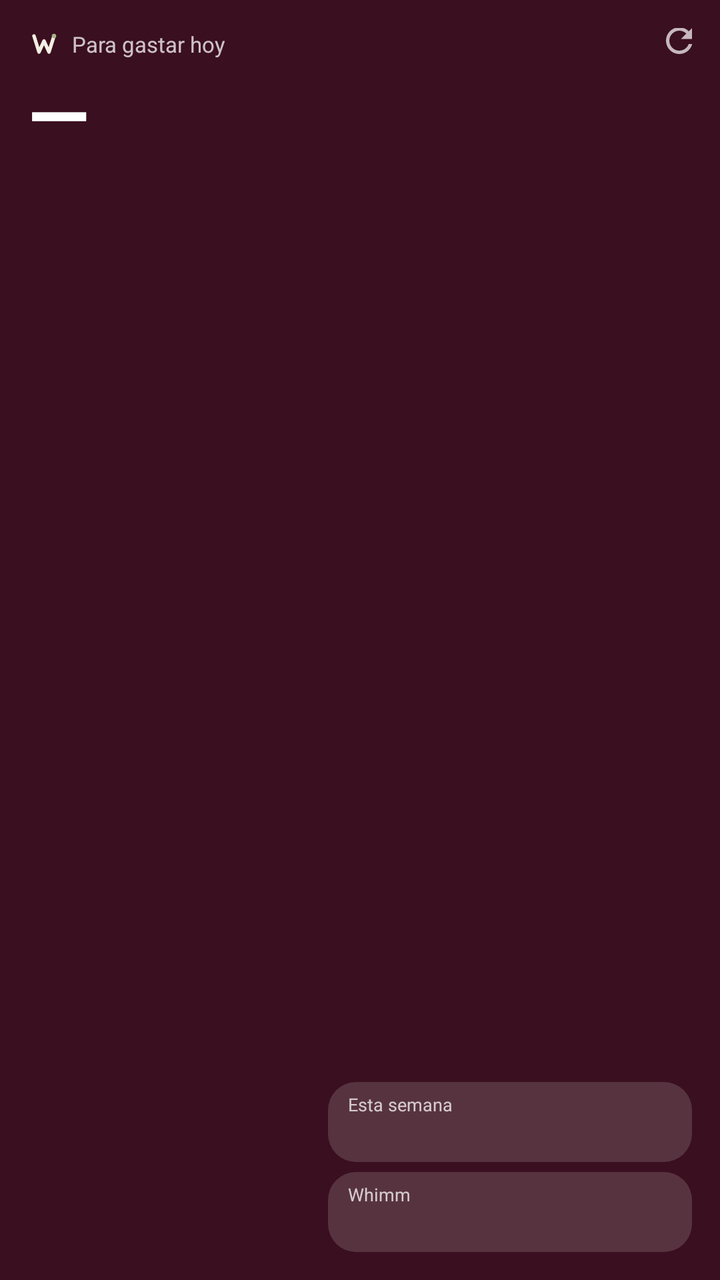
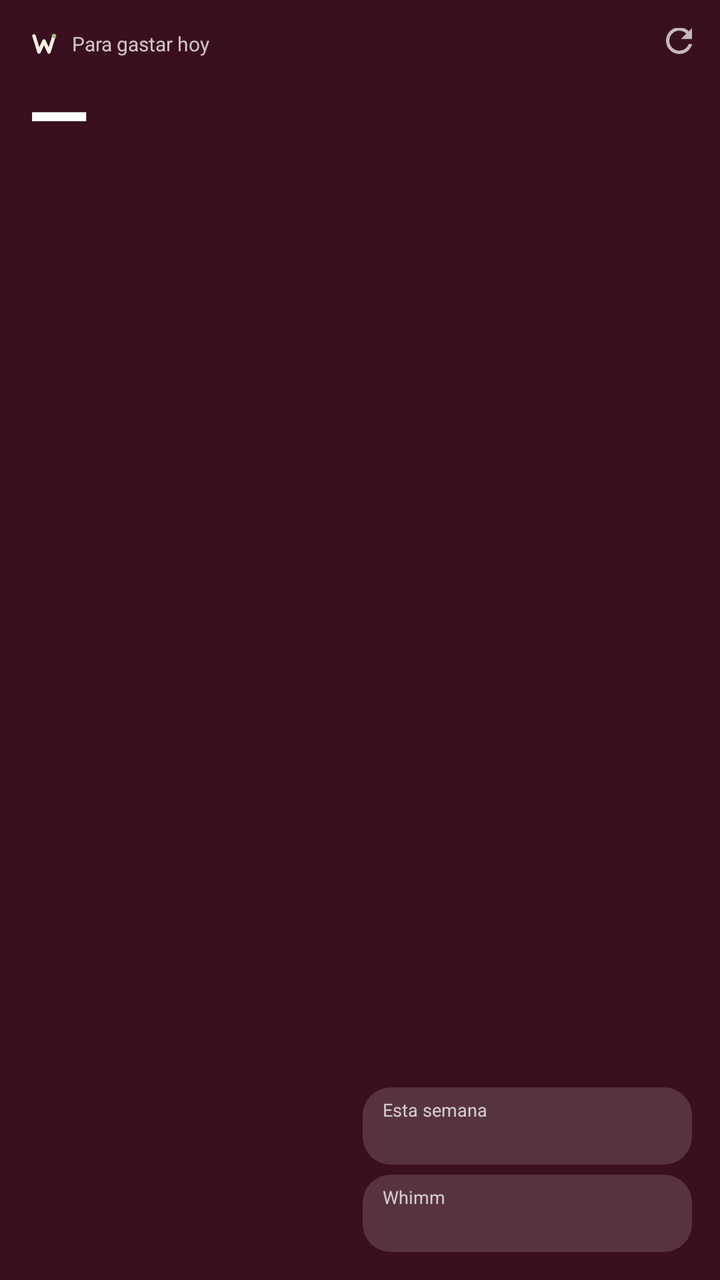

Before-and-after screenshots of an Android layout around one commit, followed by the original layout XML and the change that was made.
<!-- AndroidManifest.xml: application theme Theme.Whital -->
<!-- res/layout/widget.xml -->
<?xml version="1.0" encoding="utf-8"?>
<LinearLayout xmlns:android="http://schemas.android.com/apk/res/android"
    android:id="@+id/raiz"
    android:layout_width="match_parent"
    android:layout_height="match_parent"
    android:background="@drawable/widget_fondo"
    android:orientation="horizontal"
    android:padding="14dp">

    <LinearLayout
        android:layout_width="0dp"
        android:layout_height="match_parent"
        android:layout_weight="1"
        android:orientation="vertical">

        <LinearLayout
            android:layout_width="wrap_content"
            android:layout_height="wrap_content"
            android:gravity="center_vertical"
            android:orientation="horizontal">

            <ImageView
                android:id="@+id/marca"
                android:layout_width="16dp"
                android:layout_height="16dp"
                android:contentDescription="Whital"
                android:src="@drawable/ic_w_marca" />

            <TextView
                android:id="@+id/titulo"
                android:layout_width="wrap_content"
                android:layout_height="wrap_content"
                android:layout_marginStart="6dp"
                android:text="Para gastar hoy"
                android:textColor="#BFFFFFFF"
                android:textSize="11sp" />
        </LinearLayout>

        <TextView
            android:id="@+id/monto"
            android:layout_width="wrap_content"
            android:layout_height="wrap_content"
            android:maxLines="1"
            android:text="—"
            android:textColor="#FFFFFF"
            android:textSize="40sp"
            android:textStyle="bold" />

        <View
            android:layout_width="match_parent"
            android:layout_height="0dp"
            android:layout_weight="1" />

        <TextView
            android:id="@+id/actualizado"
            android:layout_width="wrap_content"
            android:layout_height="wrap_content"
            android:maxLines="1"
            android:textColor="#80FFFFFF"
            android:textSize="10sp" />
    </LinearLayout>

    <LinearLayout
        android:layout_width="0dp"
        android:layout_height="match_parent"
        android:layout_marginStart="10dp"
        android:layout_weight="1.3"
        android:gravity="center_vertical"
        android:orientation="vertical">

        <RelativeLayout
            android:layout_width="match_parent"
            android:layout_height="wrap_content">

            <ImageButton
                android:id="@+id/refrescar"
                android:layout_width="24dp"
                android:layout_height="24dp"
                android:layout_alignParentEnd="true"
                android:layout_marginTop="-6dp"
                android:layout_marginEnd="-6dp"
                android:background="@android:color/transparent"
                android:contentDescription="Actualizar"
                android:src="@drawable/ic_refresh" />
        </RelativeLayout>

        <View
            android:layout_width="match_parent"
            android:layout_height="0dp"
            android:layout_weight="1" />

        <LinearLayout
            android:layout_width="match_parent"
            android:layout_height="wrap_content"
            android:background="@drawable/widget_chip"
            android:orientation="vertical"
            android:paddingStart="10dp"
            android:paddingTop="5dp"
            android:paddingEnd="10dp"
            android:paddingBottom="5dp">

            <TextView
                android:id="@+id/semanaEtiqueta"
                android:layout_width="match_parent"
                android:layout_height="wrap_content"
                android:maxLines="1"
                android:text="Esta semana"
                android:textColor="#BFFFFFFF"
                android:textSize="9sp" />

            <TextView
                android:id="@+id/semanaValor"
                android:layout_width="match_parent"
                android:layout_height="wrap_content"
                android:ellipsize="end"
                android:maxLines="1"
                android:textColor="#FFFFFF"
                android:textSize="13sp"
                android:textStyle="bold" />
        </LinearLayout>

        <LinearLayout
            android:layout_width="match_parent"
            android:layout_height="wrap_content"
            android:layout_marginTop="5dp"
            android:background="@drawable/widget_chip"
            android:orientation="vertical"
            android:paddingStart="10dp"
            android:paddingTop="5dp"
            android:paddingEnd="10dp"
            android:paddingBottom="5dp">

            <TextView
                android:id="@+id/whimmEtiqueta"
                android:layout_width="match_parent"
                android:layout_height="wrap_content"
                android:maxLines="1"
                android:text="Whimm"
                android:textColor="#BFFFFFFF"
                android:textSize="9sp" />

            <TextView
                android:id="@+id/whimmValor"
                android:layout_width="match_parent"
                android:layout_height="wrap_content"
                android:ellipsize="end"
                android:maxLines="1"
                android:textColor="#FFFFFF"
                android:textSize="13sp"
                android:textStyle="bold" />
        </LinearLayout>
    </LinearLayout>
</LinearLayout>
<!-- resources referenced by this layout -->
<resources>
  <!-- drawable ic_refresh (drawable) -->
  <?xml version="1.0" encoding="utf-8"?>
  <vector xmlns:android="http://schemas.android.com/apk/res/android"
      android:width="20dp"
      android:height="20dp"
      android:viewportWidth="24"
      android:viewportHeight="24"
      android:tint="#B3FFFFFF">
      <path
          android:fillColor="#FFFFFFFF"
          android:pathData="M17.65,6.35A7.958,7.958 0,0 0,12 4c-4.42,0 -7.99,3.58 -7.99,8s3.57,8 7.99,8c3.73,0 6.84,-2.55 7.73,-6h-2.08A5.99,5.99 0,0 1,12 18c-3.31,0 -6,-2.69 -6,-6s2.69,-6 6,-6c1.66,0 3.14,0.69 4.22,1.78L13,11h7V4l-2.35,2.35z" />
  </vector>
  <!-- drawable ic_w_marca (drawable) -->
  <?xml version="1.0" encoding="utf-8"?>
  <vector xmlns:android="http://schemas.android.com/apk/res/android"
      android:width="18dp"
      android:height="18dp"
      android:viewportWidth="64"
      android:viewportHeight="64">
      <path
          android:fillColor="#00000000"
          android:pathData="M12,16 L22,48 L32,26 L42,48 L52,16"
          android:strokeColor="#F3EFE2"
          android:strokeLineCap="round"
          android:strokeLineJoin="round"
          android:strokeWidth="7" />
      <path
          android:fillColor="#A8B488"
          android:pathData="M47.6,16 a4.4,4.4 0 1,0 8.8,0 a4.4,4.4 0 1,0 -8.8,0" />
  </vector>
  <!-- drawable widget_chip (drawable) -->
  <?xml version="1.0" encoding="utf-8"?>
  <shape xmlns:android="http://schemas.android.com/apk/res/android" android:shape="rectangle">
      <solid android:color="#26FFFFFF" />
      <corners android:radius="14dp" />
  </shape>
  <!-- drawable widget_fondo (drawable) -->
  <?xml version="1.0" encoding="utf-8"?>
  <shape xmlns:android="http://schemas.android.com/apk/res/android" android:shape="rectangle">
      <solid android:color="@color/whital_vino" />
      <corners android:radius="24dp" />
  </shape>
  <style name="Theme.Whital" parent="Theme.AppCompat.Light.NoActionBar">
          <item name="colorPrimary">@color/whital_vino</item>
          <item name="colorPrimaryDark">@color/whital_vino</item>
          <item name="colorAccent">@color/whital_vino</item>
          <item name="android:windowBackground">@color/whital_vino</item>
      </style>
  <color name="whital_vino">#3A0F1F</color>
</resources>

<!-- the commit's change to res/layout/widget.xml (unified diff, before → after) -->
@@ -10,7 +10,7 @@
     <LinearLayout
         android:layout_width="0dp"
         android:layout_height="match_parent"
-        android:layout_weight="1"
+        android:layout_weight="1.1"
         android:orientation="vertical">
 
         <LinearLayout
@@ -31,9 +31,10 @@
                 android:layout_width="wrap_content"
                 android:layout_height="wrap_content"
                 android:layout_marginStart="6dp"
+                android:maxLines="1"
                 android:text="Para gastar hoy"
                 android:textColor="#BFFFFFFF"
-                android:textSize="11sp" />
+                android:textSize="10sp" />
         </LinearLayout>
 
         <TextView
@@ -46,7 +47,7 @@
             android:textSize="40sp"
             android:textStyle="bold" />
 
-        <View
+        <FrameLayout
             android:layout_width="match_parent"
             android:layout_height="0dp"
             android:layout_weight="1" />
@@ -64,7 +65,7 @@
         android:layout_width="0dp"
         android:layout_height="match_parent"
         android:layout_marginStart="10dp"
-        android:layout_weight="1.3"
+        android:layout_weight="1.15"
         android:gravity="center_vertical"
         android:orientation="vertical">
 
@@ -84,7 +85,7 @@
                 android:src="@drawable/ic_refresh" />
         </RelativeLayout>
 
-        <View
+        <FrameLayout
             android:layout_width="match_parent"
             android:layout_height="0dp"
             android:layout_weight="1" />
@@ -115,7 +116,7 @@
                 android:ellipsize="end"
                 android:maxLines="1"
                 android:textColor="#FFFFFF"
-                android:textSize="13sp"
+                android:textSize="12sp"
                 android:textStyle="bold" />
         </LinearLayout>
 
@@ -146,7 +147,7 @@
                 android:ellipsize="end"
                 android:maxLines="1"
                 android:textColor="#FFFFFF"
-                android:textSize="13sp"
+                android:textSize="12sp"
                 android:textStyle="bold" />
         </LinearLayout>
     </LinearLayout>
